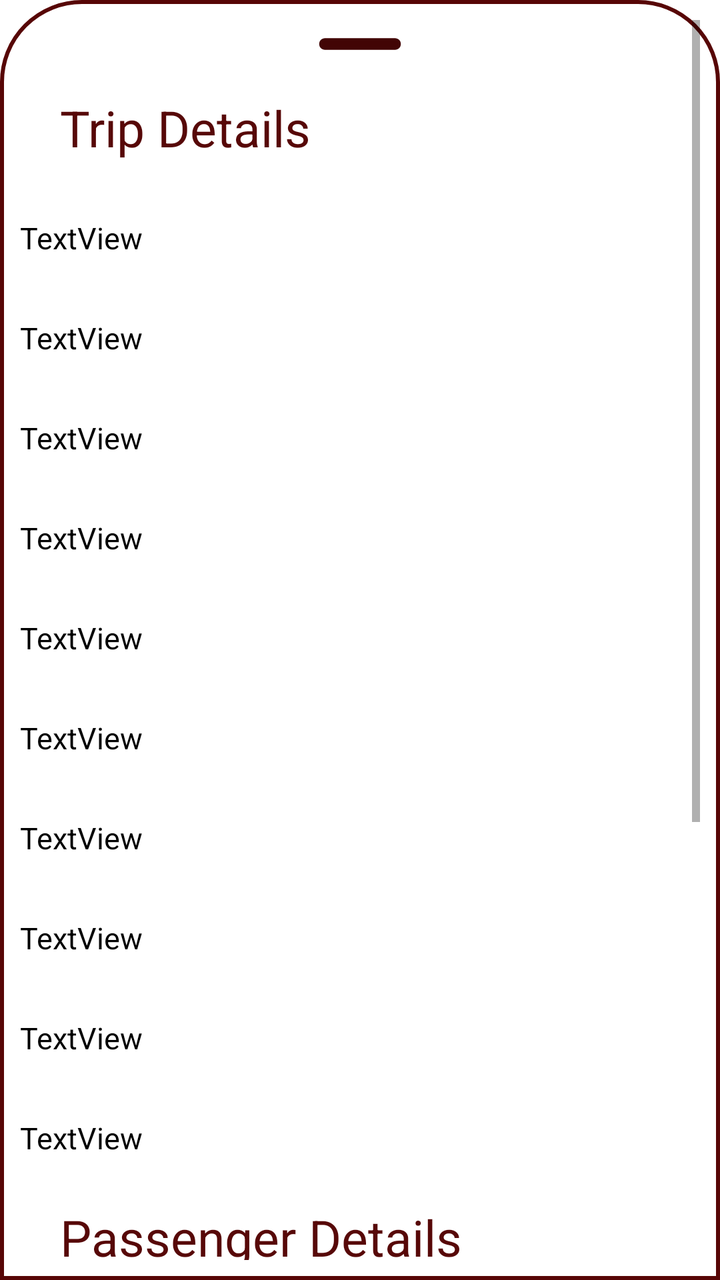
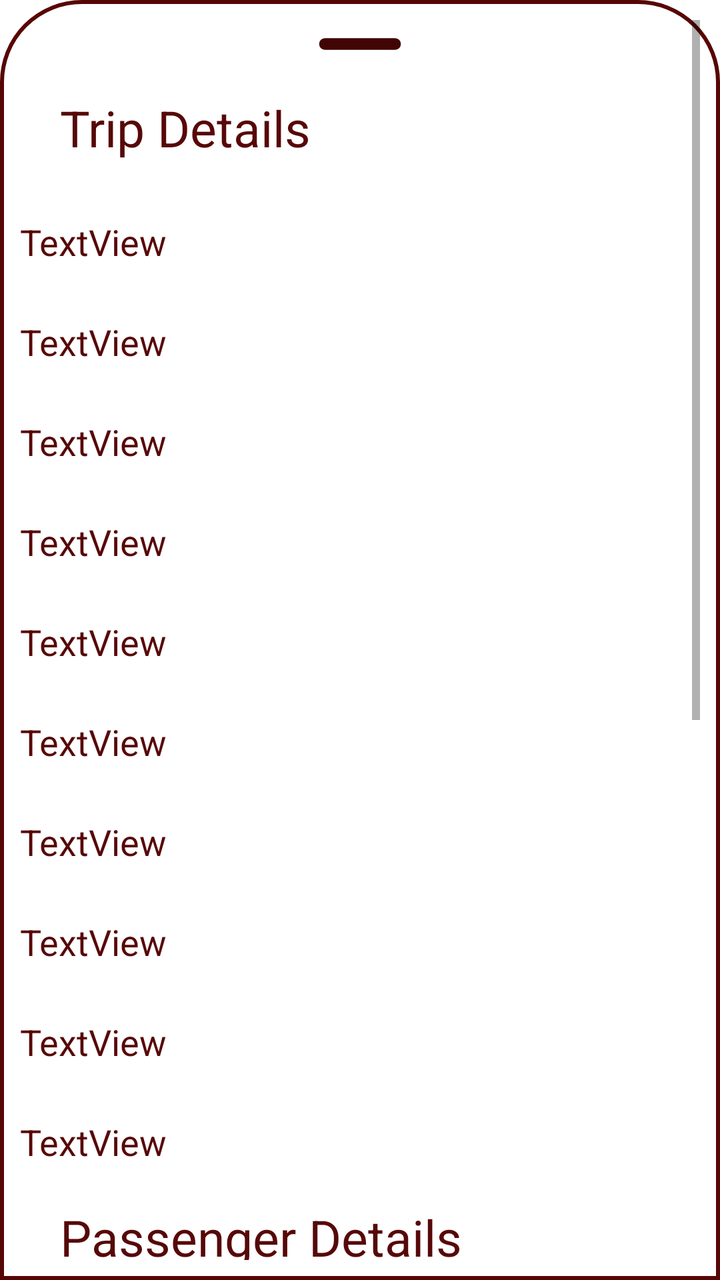

Compare the two renders of this Android layout. The source of the first and the diff that turns it into the second are given below.
<!-- AndroidManifest.xml: application theme Theme.MyApp -->
<!-- res/layout/activity_view_trip_details.xml -->
<?xml version="1.0" encoding="utf-8"?>
<LinearLayout xmlns:android="http://schemas.android.com/apk/res/android"
    xmlns:app="http://schemas.android.com/apk/res-auto"
    xmlns:tools="http://schemas.android.com/tools"
    android:orientation="vertical"
    android:layout_width="match_parent"
    android:layout_height="match_parent"
    android:background="@drawable/dialogbg">

    <ScrollView
        android:layout_width="match_parent"
        android:layout_height="match_parent">

        <LinearLayout
            android:layout_width="match_parent"
            android:layout_height="wrap_content"
            android:orientation="vertical" >

            <ImageView
                android:layout_width="70dp"
                android:layout_height="wrap_content"
                android:layout_gravity="center|top"
                android:scaleType="centerCrop"
                android:src="@drawable/ic_round_remove_24" />

            <TextView
                android:id="@+id/createText"
                android:layout_width="wrap_content"
                android:layout_height="wrap_content"
                android:layout_marginStart="12dp"
                android:layout_marginTop="5dp"
                android:padding="8dp"
                android:text="Trip Details"
                android:textAlignment="viewStart"
                android:textColor="#570808"
                android:textSize="25dp" />

            <TextView
                android:id="@+id/joinStartLocation"
                android:layout_width="match_parent"
                android:layout_height="30dp"
                android:text="TextView"
                android:layout_marginTop="20dp"
                android:textSize="15dp"
                android:textColor="@color/black"/>
            <TextView
                android:id="@+id/joindestination"
                android:layout_width="match_parent"
                android:layout_height="30dp"
                android:text="TextView"
                android:layout_marginTop="20dp"
                android:textSize="15dp"
                android:textColor="@color/black"/>
            <TextView
                android:id="@+id/Date"
                android:layout_width="match_parent"
                android:layout_height="30dp"
                android:text="TextView"
                android:layout_marginTop="20dp"
                android:textSize="15dp"
                android:textColor="@color/black"/>
            <TextView
                android:id="@+id/Time"
                android:layout_width="match_parent"
                android:layout_height="30dp"
                android:text="TextView"
                android:layout_marginTop="20dp"
                android:textSize="15dp"
                android:textColor="@color/black"/>
            <TextView
                android:id="@+id/joinvacancy"
                android:layout_width="match_parent"
                android:layout_height="30dp"
                android:text="TextView"
                android:layout_marginTop="20dp"
                android:textSize="15dp"
                android:textColor="@color/black"/>
            <TextView
                android:id="@+id/joindriverName"
                android:layout_width="match_parent"
                android:layout_height="30dp"
                android:text="TextView"
                android:layout_marginTop="20dp"
                android:textSize="15dp"
                android:textColor="@color/black"/>
            <TextView
                android:id="@+id/joinDriverNumber"
                android:layout_width="match_parent"
                android:layout_height="30dp"
                android:text="TextView"
                android:layout_marginTop="20dp"
                android:textSize="15dp"
                android:textColor="@color/black"/>
            <TextView
                android:id="@+id/joinVenicleModel"
                android:layout_width="match_parent"
                android:layout_height="30dp"
                android:text="TextView"
                android:layout_marginTop="20dp"
                android:textSize="15dp"
                android:textColor="@color/black"/>
            <TextView
                android:id="@+id/joinVehicleNumber"
                android:layout_width="match_parent"
                android:layout_height="30dp"
                android:text="TextView"
                android:layout_marginTop="20dp"
                android:textSize="15dp"
                android:textColor="@color/black"/>
            <TextView
                android:id="@+id/joinVehicleMileage"
                android:layout_width="match_parent"
                android:layout_height="30dp"
                android:text="TextView"
                android:layout_marginTop="20dp"
                android:textSize="15dp"
                android:textColor="@color/black"/>
            <TextView
                android:id="@+id/passengerDetails"
                android:layout_width="wrap_content"
                android:layout_height="wrap_content"
                android:layout_marginStart="12dp"
                android:layout_marginTop="5dp"
                android:padding="8dp"
                android:text="Passenger Details"
                android:textAlignment="viewStart"
                android:textColor="#570808"
                android:textSize="25dp" />

            <com.google.android.material.textfield.TextInputLayout
                android:id="@+id/Name"
                android:layout_width="match_parent"
                android:layout_height="match_parent"
                android:layout_marginTop="20dp"
                app:boxCornerRadiusTopEnd="20dp"
                app:boxCornerRadiusTopStart="20dp"
                app:boxStrokeColor="@color/black"
                android:backgroundTint="@color/white">

                <com.google.android.material.textfield.TextInputEditText
                    android:id="@+id/Name1"
                    android:layout_width="match_parent"
                    android:layout_height="wrap_content"
                    android:hint="Name"
                    android:inputType="text"
                    android:textColor="@color/black" />
            </com.google.android.material.textfield.TextInputLayout>

            <com.google.android.material.textfield.TextInputLayout
                android:id="@+id/age"
                android:layout_width="match_parent"
                android:layout_height="match_parent"
                android:layout_marginTop="20dp"
                app:boxCornerRadiusTopEnd="20dp"
                app:boxCornerRadiusTopStart="20dp"
                android:backgroundTint="@color/white"
                app:boxStrokeColor="@color/black">

                <com.google.android.material.textfield.TextInputEditText
                    android:id="@+id/age1"
                    android:layout_width="match_parent"
                    android:layout_height="wrap_content"
                    android:hint="Age"
                    android:inputType="number"
                    android:textColor="@color/black" />
            </com.google.android.material.textfield.TextInputLayout>

            <com.google.android.material.textfield.TextInputLayout
                android:id="@+id/phoneNumber"
                android:layout_width="match_parent"
                android:layout_height="match_parent"
                android:layout_marginTop="20dp"
                app:boxCornerRadiusTopEnd="20dp"
                android:backgroundTint="@color/white"
                app:boxCornerRadiusTopStart="20dp"
                app:boxStrokeColor="@color/black">

                <com.google.android.material.textfield.TextInputEditText
                    android:id="@+id/phoneNumber1"
                    android:layout_width="match_parent"
                    android:layout_height="wrap_content"
                    android:hint="Phone no:"
                    android:phoneNumber="true"
                    android:textColor="@color/black" />
            </com.google.android.material.textfield.TextInputLayout>
            <TextView
                android:id="@+id/selectPickUp"
                android:layout_width="wrap_content"
                android:layout_height="wrap_content"
                android:layout_marginStart="12dp"
                android:layout_marginTop="5dp"
                android:padding="8dp"
                android:text="Select Pickup Points"
                android:textAlignment="viewStart"
                android:textColor="#570808"
                android:textSize="25dp" />

            <Spinner
                android:id="@+id/spinner"
                android:layout_width="match_parent"
                android:layout_height="wrap_content"
                android:layout_marginTop="20dp"
                />

        </LinearLayout>
    </ScrollView>

</LinearLayout>
<!-- resources referenced by this layout -->
<resources>
  <color name="black">#FF000000</color>
  <color name="white">#FFFFFFFF</color>
  <!-- drawable dialogbg (drawable) -->
  <?xml version="1.0" encoding="utf-8"?>
  <shape xmlns:android="http://schemas.android.com/apk/res/android">
  
      <solid
          android:color="@color/white"/>
  
      <corners
          android:topLeftRadius="40dp"
          android:topRightRadius="40dp" />
      <padding
          android:left="10dp"
          android:right="10dp"
          android:top="10dp"
          android:bottom="10dp"/>
  
      <stroke
          android:width="2dp"
          android:color="@color/gray_900"/>
  
  </shape>
  <!-- drawable ic_round_remove_24 (drawable) -->
  <vector android:height="24dp" android:tint="#420505"
      android:viewportHeight="24" android:viewportWidth="24"
      android:width="24dp" xmlns:android="http://schemas.android.com/apk/res/android">
      <path android:fillColor="@android:color/white" android:pathData="M18,13H6c-0.55,0 -1,-0.45 -1,-1s0.45,-1 1,-1h12c0.55,0 1,0.45 1,1s-0.45,1 -1,1z"/>
  </vector>
  <style name="Theme.MyApp" parent="Theme.MaterialComponents.DayNight.NoActionBar">
          
          <item name="colorPrimary">@color/purple_500</item>
          <item name="colorPrimaryVariant">@color/purple_700</item>
          <item name="colorOnPrimary">@color/white</item>
          
          <item name="colorSecondary">@color/teal_200</item>
          <item name="colorSecondaryVariant">@color/teal_700</item>
          <item name="colorOnSecondary">@color/black</item>
          
          <item name="android:statusBarColor" tools:targetApi="l">?attr/colorPrimaryVariant</item>
          
      </style>
  <color name="gray_900">#570606</color>
  <color name="purple_500">#FF6200EE</color>
  <color name="purple_700">#FF3700B3</color>
  <color name="teal_200">#FF03DAC5</color>
  <color name="teal_700">#FF018786</color>
</resources>

<!-- the commit's change to res/layout/activity_view_trip_details.xml (unified diff, before → after) -->
@@ -39,82 +39,85 @@
                 android:id="@+id/joinStartLocation"
                 android:layout_width="match_parent"
                 android:layout_height="30dp"
-                android:text="TextView"
-                android:layout_marginTop="20dp"
-                android:textSize="15dp"
-                android:textColor="@color/black"/>
+                android:layout_marginTop="20dp"
+                android:shadowColor="#100F0F"
+                android:text="TextView"
+                android:textColor="#570808"
+                android:textSize="18dp" />
             <TextView
                 android:id="@+id/joindestination"
                 android:layout_width="match_parent"
                 android:layout_height="30dp"
                 android:text="TextView"
                 android:layout_marginTop="20dp"
-                android:textSize="15dp"
-                android:textColor="@color/black"/>
+                android:textSize="18dp"
+                android:textColor="#570808"/>
             <TextView
                 android:id="@+id/Date"
                 android:layout_width="match_parent"
                 android:layout_height="30dp"
                 android:text="TextView"
                 android:layout_marginTop="20dp"
-                android:textSize="15dp"
-                android:textColor="@color/black"/>
+                android:textSize="18dp"
+                android:textColor="#570808"/>
+
             <TextView
                 android:id="@+id/Time"
                 android:layout_width="match_parent"
                 android:layout_height="30dp"
-                android:text="TextView"
-                android:layout_marginTop="20dp"
-                android:textSize="15dp"
-                android:textColor="@color/black"/>
+                android:layout_marginTop="20dp"
+                android:shadowColor="#1B1818"
+                android:text="TextView"
+                android:textColor="#570808"
+                android:textSize="18dp" />
             <TextView
                 android:id="@+id/joinvacancy"
                 android:layout_width="match_parent"
                 android:layout_height="30dp"
                 android:text="TextView"
                 android:layout_marginTop="20dp"
-                android:textSize="15dp"
-                android:textColor="@color/black"/>
+                android:textSize="18dp"
+                android:textColor="#570808"/>
             <TextView
                 android:id="@+id/joindriverName"
                 android:layout_width="match_parent"
                 android:layout_height="30dp"
                 android:text="TextView"
                 android:layout_marginTop="20dp"
-                android:textSize="15dp"
-                android:textColor="@color/black"/>
+                android:textSize="18dp"
+                android:textColor="#570808"/>
             <TextView
                 android:id="@+id/joinDriverNumber"
                 android:layout_width="match_parent"
                 android:layout_height="30dp"
                 android:text="TextView"
                 android:layout_marginTop="20dp"
-                android:textSize="15dp"
-                android:textColor="@color/black"/>
+                android:textSize="18dp"
+                android:textColor="#570808"/>
             <TextView
                 android:id="@+id/joinVenicleModel"
                 android:layout_width="match_parent"
                 android:layout_height="30dp"
                 android:text="TextView"
                 android:layout_marginTop="20dp"
-                android:textSize="15dp"
-                android:textColor="@color/black"/>
+                android:textSize="18dp"
+                android:textColor="#570808"/>
             <TextView
                 android:id="@+id/joinVehicleNumber"
                 android:layout_width="match_parent"
                 android:layout_height="30dp"
                 android:text="TextView"
                 android:layout_marginTop="20dp"
-                android:textSize="15dp"
-                android:textColor="@color/black"/>
+                android:textSize="18dp"
+                android:textColor="#570808"/>
             <TextView
                 android:id="@+id/joinVehicleMileage"
                 android:layout_width="match_parent"
                 android:layout_height="30dp"
                 android:text="TextView"
                 android:layout_marginTop="20dp"
-                android:textSize="15dp"
-                android:textColor="@color/black"/>
+                android:textSize="18dp"
+                android:textColor="#570808"/>
             <TextView
                 android:id="@+id/passengerDetails"
                 android:layout_width="wrap_content"
@@ -141,9 +144,11 @@
                     android:id="@+id/Name1"
                     android:layout_width="match_parent"
                     android:layout_height="wrap_content"
+                    android:backgroundTint="#F1E9E9"
                     android:hint="Name"
+                    android:textColorHint="@color/black"
                     android:inputType="text"
-                    android:textColor="@color/black" />
+                    android:textColor="#570808" />
             </com.google.android.material.textfield.TextInputLayout>
 
             <com.google.android.material.textfield.TextInputLayout
@@ -154,15 +159,17 @@
                 app:boxCornerRadiusTopEnd="20dp"
                 app:boxCornerRadiusTopStart="20dp"
                 android:backgroundTint="@color/white"
-                app:boxStrokeColor="@color/black">
+                app:boxStrokeColor="@color/black"
+                app:hintTextColor="@color/black">
 
                 <com.google.android.material.textfield.TextInputEditText
                     android:id="@+id/age1"
                     android:layout_width="match_parent"
                     android:layout_height="wrap_content"
+                    android:backgroundTint="#F0E8E8"
                     android:hint="Age"
                     android:inputType="number"
-                    android:textColor="@color/black" />
+                    android:textColor="#570808" />
             </com.google.android.material.textfield.TextInputLayout>
 
             <com.google.android.material.textfield.TextInputLayout
@@ -173,16 +180,20 @@
                 app:boxCornerRadiusTopEnd="20dp"
                 android:backgroundTint="@color/white"
                 app:boxCornerRadiusTopStart="20dp"
-                app:boxStrokeColor="@color/black">
+                app:boxStrokeColor="@color/black"
+                app:hintTextColor="@color/gray_900">
 
                 <com.google.android.material.textfield.TextInputEditText
                     android:id="@+id/phoneNumber1"
                     android:layout_width="match_parent"
                     android:layout_height="wrap_content"
+                    android:backgroundTint="#EFE7E7"
                     android:hint="Phone no:"
+                    android:inputType="number"
                     android:phoneNumber="true"
-                    android:textColor="@color/black" />
+                    android:textColor="#570808" />
             </com.google.android.material.textfield.TextInputLayout>
+
             <TextView
                 android:id="@+id/selectPickUp"
                 android:layout_width="wrap_content"
@@ -190,17 +201,40 @@
                 android:layout_marginStart="12dp"
                 android:layout_marginTop="5dp"
                 android:padding="8dp"
-                android:text="Select Pickup Points"
+                android:text="Select Pickup Point"
                 android:textAlignment="viewStart"
                 android:textColor="#570808"
                 android:textSize="25dp" />
 
             <Spinner
-                android:id="@+id/spinner"
-                android:layout_width="match_parent"
-                android:layout_height="wrap_content"
-                android:layout_marginTop="20dp"
-                />
+                android:id="@+id/pickupLocations"
+                android:layout_width="345dp"
+                android:layout_height="25dp"
+                android:layout_gravity="center"
+                android:layout_marginTop="10dp"
+                android:background="#570808"
+                android:backgroundTint="#570808"
+                android:gravity="center_horizontal"
+                android:popupBackground="@drawable/rectangle_bg_gray_101_radius_11" />
+
+            <Button
+                android:id="@+id/button"
+                android:layout_width="wrap_content"
+                android:layout_height="wrap_content"
+                android:layout_gravity="center"
+                android:layout_marginTop="15dp"
+                android:backgroundTint="@color/gray_900"
+                android:text="Join Trip"
+                android:textColor="#FEFEFE"
+                app:cornerRadius="25dp" />
+
+            <TextView
+                android:id="@+id/textView9"
+                android:layout_width="match_parent"
+                android:layout_height="wrap_content"
+                android:text="\n"
+                android:textSize="34sp" />
+
 
         </LinearLayout>
     </ScrollView>
<!-- resource entries referenced after the edit -->
@@ -29,6 +29,12 @@
       android:width="24dp" xmlns:android="http://schemas.android.com/apk/res/android">
       <path android:fillColor="@android:color/white" android:pathData="M18,13H6c-0.55,0 -1,-0.45 -1,-1s0.45,-1 1,-1h12c0.55,0 1,0.45 1,1s-0.45,1 -1,1z"/>
   </vector>
+  <!-- drawable rectangle_bg_gray_101_radius_11 (drawable) -->
+  <?xml version="1.0" encoding="UTF-8"?>
+  <shape android:shape="rectangle" xmlns:android="http://schemas.android.com/apk/res/android">
+      <solid android:color="@color/gray_900"/>
+      <corners android:radius="@dimen/_10pxh"/>
+  </shape>
   <style name="Theme.MyApp" parent="Theme.MaterialComponents.DayNight.NoActionBar">
           
           <item name="colorPrimary">@color/purple_500</item>
@@ -42,6 +48,7 @@
           <item name="android:statusBarColor" tools:targetApi="l">?attr/colorPrimaryVariant</item>
           
       </style>
+  <dimen name="_10pxh">10.0dp</dimen>
   <color name="gray_900">#570606</color>
   <color name="purple_500">#FF6200EE</color>
   <color name="purple_700">#FF3700B3</color>
